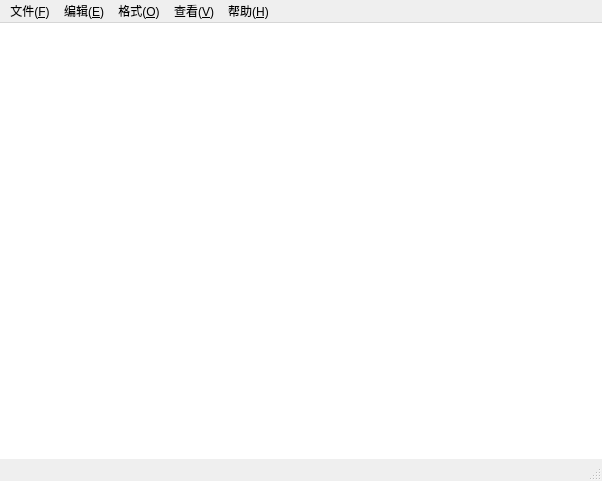
First picture: the form in mainwindow.ui, repository iwxyi/Qt-notepad, before the edit.
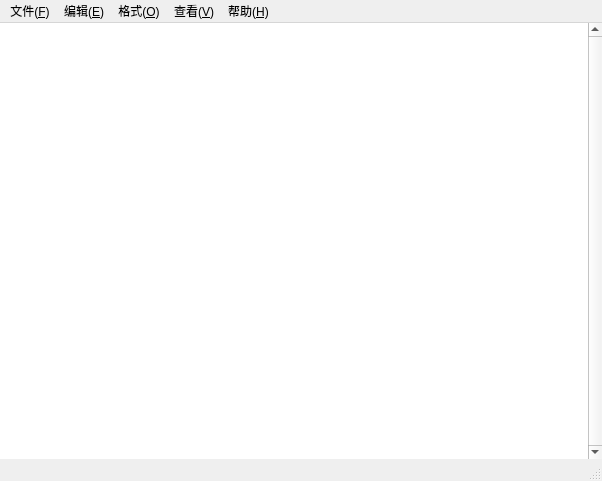
Second picture: the form after the edit.

What changed in the file:
```diff
--- a/mainwindow.ui
+++ b/mainwindow.ui
@@ -41,6 +41,9 @@
 	border: none;
 }</string>
       </property>
+      <property name="verticalScrollBarPolicy">
+       <enum>Qt::ScrollBarAlwaysOn</enum>
+      </property>
      </widget>
     </item>
    </layout>
```
Left out of the diff: 2 changed lines with no effect on the pictures.
